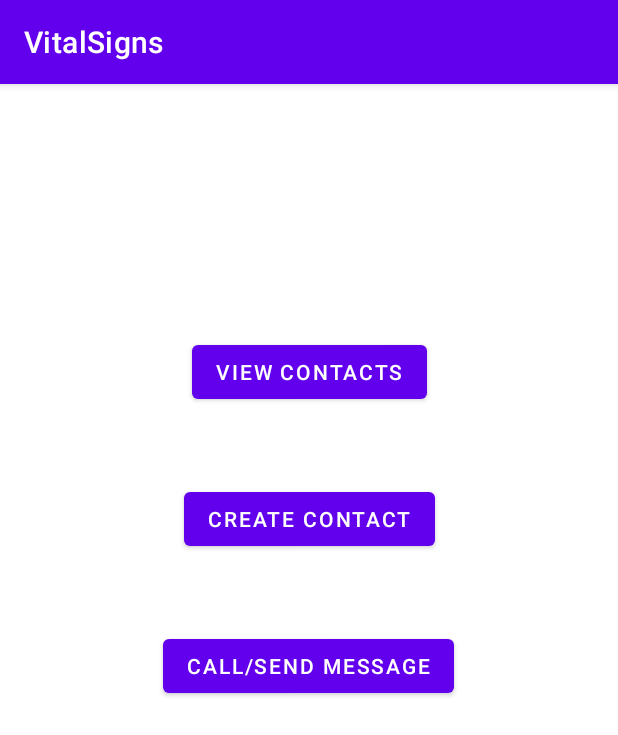
After one commit to juyoungjung0326/VitalSigns, an Android app: the Contacts screen opened directly, with no data from a screen before it, on a phone screen of 412 x 824 dp. The commit adds this screen. Shown: the top 735 px of the screen. Run offline under Robolectric (Android 15) with nearby library versions, the phone set to English and light mode, and no system bars.

Commit message:
"Adding contacts"

```diff
--- /dev/null
+++ b/app/src/main/java/com/example/vitalsigns/Contacts.java
@@ -0,0 +1,22 @@
+package com.example.vitalsigns;
+
+import androidx.appcompat.app.AppCompatActivity;
+
+import android.content.Intent;
+import android.os.Bundle;
+import android.view.View;
+
+public class Contacts extends AppCompatActivity {
+
+    @Override
+    protected void onCreate(Bundle savedInstanceState) {
+        super.onCreate(savedInstanceState);
+        setContentView(R.layout.activity_contacts);
+    }
+
+    public void launchCreateContact(View v)
+    {
+        Intent i = new Intent(this, create_contact.class);
+        startActivity(i);
+    }
+}
--- /dev/null
+++ b/app/src/main/res/layout/activity_contacts.xml
@@ -0,0 +1,40 @@
+<?xml version="1.0" encoding="utf-8"?>
+<androidx.constraintlayout.widget.ConstraintLayout xmlns:android="http://schemas.android.com/apk/res/android"
+    xmlns:app="http://schemas.android.com/apk/res-auto"
+    xmlns:tools="http://schemas.android.com/tools"
+    android:layout_width="match_parent"
+    android:layout_height="match_parent"
+    tools:context=".Contacts">
+
+    <Button
+        android:id="@+id/view_contacts"
+        android:layout_width="wrap_content"
+        android:layout_height="wrap_content"
+        android:layout_marginTop="168dp"
+        android:text="@string/viewContacts"
+        app:layout_constraintEnd_toEndOf="parent"
+        app:layout_constraintStart_toStartOf="parent"
+        app:layout_constraintTop_toTopOf="parent" />
+
+    <Button
+        android:id="@+id/createContact"
+        android:layout_width="wrap_content"
+        android:layout_height="wrap_content"
+        android:layout_marginTop="50dp"
+        android:onClick="launchCreateContact"
+        android:text="@string/create_contact"
+        app:layout_constraintEnd_toEndOf="parent"
+        app:layout_constraintStart_toStartOf="parent"
+        app:layout_constraintTop_toBottomOf="@+id/view_contacts" />
+
+    <Button
+        android:id="@+id/sms_pc"
+        android:layout_width="wrap_content"
+        android:layout_height="wrap_content"
+        android:layout_marginTop="50dp"
+        android:text="@string/call_sms"
+        app:layout_constraintEnd_toEndOf="parent"
+        app:layout_constraintHorizontal_bias="0.497"
+        app:layout_constraintStart_toStartOf="parent"
+        app:layout_constraintTop_toBottomOf="@+id/createContact" />
+</androidx.constraintlayout.widget.ConstraintLayout>
--- a/app/src/main/res/values/strings.xml
+++ b/app/src/main/res/values/strings.xml
@@ -11,4 +11,7 @@
     <string name="vital_button">Submit</string>
     <string name="date_title">Please Enter the Date (yyyy-mm-dd)</string>
     <string name="refresh_title">Refresh</string>
+    <string name="viewContacts">View Contacts</string>
+    <string name="create_contact">Create Contact</string>
+    <string name="call_sms">Call/Send Message</string>
 </resources>
```
Also changed, not shown: app/src/main/AndroidManifest.xml (+5 -3 lines), app/src/main/java/com/example/vitalsigns/create_contact.java (added, +14 -0 lines), app/src/main/res/layout/activity_create_contact.xml (added, +9 -0 lines).
